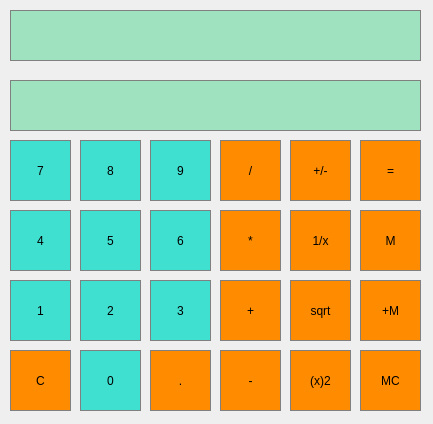
First picture: the form in calc.ui, repository RitikGadage/Calculator, before the edit.
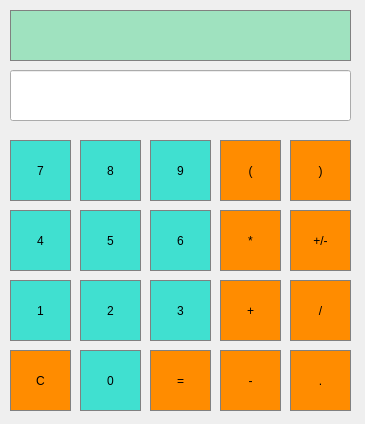
Second picture: the form after the edit.

```diff
--- a/calc.ui
+++ b/calc.ui
@@ -6,7 +6,7 @@
    <rect>
     <x>0</x>
     <y>0</y>
-    <width>433</width>
+    <width>365</width>
     <height>424</height>
    </rect>
   </property>
@@ -14,12 +14,12 @@
    <string>Calc</string>
   </property>
   <widget class="QWidget" name="centralwidget">
-   <widget class="QLabel" name="label">
+   <widget class="QLabel" name="label_2">
     <property name="geometry">
      <rect>
       <x>10</x>
       <y>10</y>
-      <width>411</width>
+      <width>341</width>
       <height>51</height>
      </rect>
     </property>
@@ -52,8 +52,8 @@
    <widget class="QPushButton" name="Divide">
     <property name="geometry">
      <rect>
-      <x>220</x>
-      <y>140</y>
+      <x>290</x>
+      <y>280</y>
       <width>61</width>
       <height>61</height>
      </rect>
@@ -252,8 +252,8 @@
    <widget class="QPushButton" name="SquareRoot">
     <property name="geometry">
      <rect>
-      <x>290</x>
-      <y>280</y>
+      <x>220</x>
+      <y>140</y>
       <width>61</width>
       <height>61</height>
      </rect>
@@ -266,7 +266,7 @@
 }</string>
     </property>
     <property name="text">
-     <string>sqrt</string>
+     <string>(</string>
     </property>
    </widget>
    <widget class="QPushButton" name="pushButton_2">
@@ -352,7 +352,7 @@
    <widget class="QPushButton" name="Dot">
     <property name="geometry">
      <rect>
-      <x>150</x>
+      <x>290</x>
       <y>350</y>
       <width>61</width>
       <height>61</height>
@@ -373,7 +373,7 @@
     <property name="geometry">
      <rect>
       <x>290</x>
-      <y>140</y>
+      <y>210</y>
       <width>61</width>
       <height>61</height>
      </rect>
@@ -393,7 +393,7 @@
     <property name="geometry">
      <rect>
       <x>290</x>
-      <y>350</y>
+      <y>140</y>
       <width>61</width>
       <height>61</height>
      </rect>
@@ -406,7 +406,7 @@
 }</string>
     </property>
     <property name="text">
-     <string>(x)2</string>
+     <string>)</string>
     </property>
    </widget>
    <widget class="QPushButton" name="pushButton_9">
@@ -429,31 +429,11 @@
      <string>9</string>
     </property>
    </widget>
-   <widget class="QPushButton" name="Reciprocal">
-    <property name="geometry">
-     <rect>
-      <x>290</x>
-      <y>210</y>
-      <width>61</width>
-      <height>61</height>
-     </rect>
-    </property>
-    <property name="styleSheet">
-     <string notr="true">QPushButton{
-	background-color: #FF8C00;
-    border: 1px solid gray;
-    padding: 5px;
-}</string>
-    </property>
-    <property name="text">
-     <string>1/x</string>
-    </property>
-   </widget>
    <widget class="QPushButton" name="Equals">
     <property name="geometry">
      <rect>
-      <x>360</x>
-      <y>140</y>
+      <x>150</x>
+      <y>350</y>
       <width>61</width>
       <height>61</height>
      </rect>
@@ -469,85 +449,15 @@
      <string>=</string>
     </property>
    </widget>
-   <widget class="QPushButton" name="pushButton_10">
-    <property name="geometry">
-     <rect>
-      <x>360</x>
-      <y>350</y>
-      <width>61</width>
-      <height>61</height>
-     </rect>
-    </property>
-    <property name="styleSheet">
-     <string notr="true">QPushButton{
-	background-color: #FF8C00;
-    border: 1px solid gray;
-    padding: 5px;
-}</string>
-    </property>
-    <property name="text">
-     <string>MC</string>
-    </property>
-   </widget>
-   <widget class="QPushButton" name="pushButton_11">
-    <property name="geometry">
-     <rect>
-      <x>360</x>
-      <y>280</y>
-      <width>61</width>
-      <height>61</height>
-     </rect>
-    </property>
-    <property name="styleSheet">
-     <string notr="true">QPushButton{
-	background-color: #FF8C00;
-    border: 1px solid gray;
-    padding: 5px;
-}</string>
-    </property>
-    <property name="text">
-     <string>+M</string>
-    </property>
-   </widget>
-   <widget class="QPushButton" name="pushButton_12">
-    <property name="geometry">
-     <rect>
-      <x>360</x>
-      <y>210</y>
-      <width>61</width>
-      <height>61</height>
-     </rect>
-    </property>
-    <property name="styleSheet">
-     <string notr="true">QPushButton{
-	background-color: #FF8C00;
-    border: 1px solid gray;
-    padding: 5px;
-}</string>
-    </property>
-    <property name="text">
-     <string>M</string>
-    </property>
-   </widget>
-   <widget class="QLabel" name="label_2">
+   <widget class="QLineEdit" name="label">
     <property name="geometry">
      <rect>
       <x>10</x>
-      <y>80</y>
-      <width>411</width>
+      <y>70</y>
+      <width>341</width>
       <height>51</height>
      </rect>
     </property>
-    <property name="styleSheet">
-     <string notr="true">QLabel{
-	background-color: #9FE2BF;
-    border: 1px solid gray;
-    padding: 5px;
-}</string>
-    </property>
-    <property name="text">
-     <string/>
-    </property>
    </widget>
   </widget>
  </widget>
```
Left out of the diff: 4 changed lines with no effect on the pictures.
